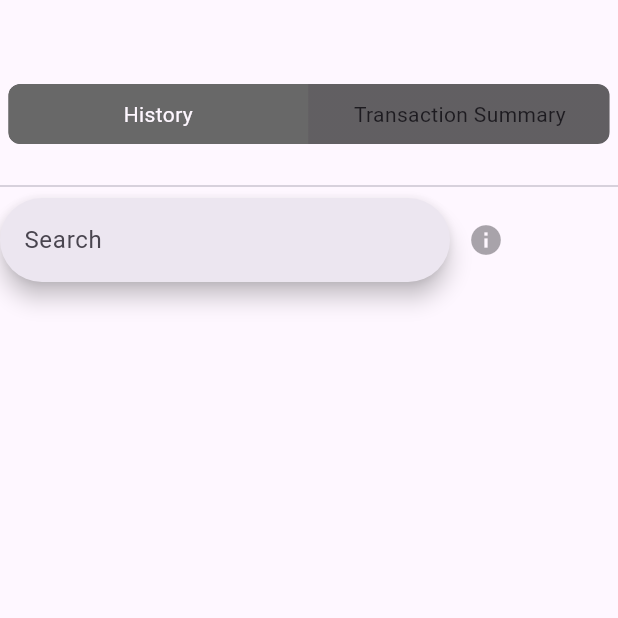
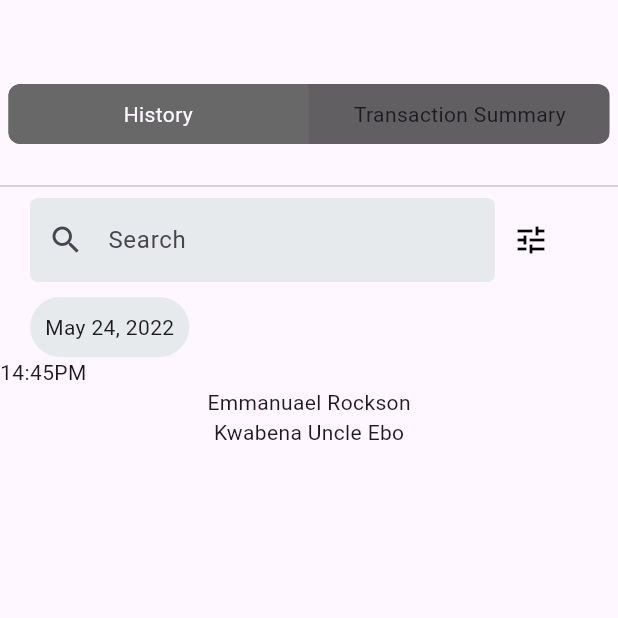
Before and after one commit to eawariyah/hubtelpaywall, a Flutter app: the screen it shows after launch, on a phone screen of 412 x 824 dp, the top half of it. Run offline on Flutter 3.47's test engine with Material 3 defaults, Android fonts, the phone set to English and light mode, and no system bars; drawn by our look-alikes of toggle_switch.

Commit message:
Card Building

```diff
--- a/lib/main.dart
+++ b/lib/main.dart
@@ -38,15 +38,52 @@ class MyApp extends StatelessWidget {
                 Row(
                   children: [
                     Container(
-                      width: 300,
-                      child: const SearchBar(
-                        hintText: 'Search',
+                      width: 330,
+                      child: Padding(
+                        padding: const EdgeInsets.only(left: 20),
+                        child: TextField(
+                          decoration: InputDecoration(
+                            filled: true,
+                            fillColor: const Color.fromARGB(255, 230, 234, 237),
+                            hintText: 'Search',
+                            prefixIcon: const Icon(Icons.search),
+                            border: OutlineInputBorder(
+                              borderSide: BorderSide.none,
+                              borderRadius: BorderRadius.circular(5),
+                            ),
+                          ),
+                        ),
                       ),
                     ),
                     const IconButton(
-                        onPressed: null, icon: const Icon(Icons.info))
+                        onPressed: null,
+                        icon: Icon(
+                          Icons.tune,
+                          color: Colors.black,
+                        ))
                   ],
-                )
+                ),
+                Row(
+                  children: [
+                    Padding(
+                      padding: const EdgeInsets.only(left: 20, top: 10),
+                      child: Container(
+                          padding: const EdgeInsets.only(
+                              top: 10, left: 10, right: 10, bottom: 10),
+                          decoration: BoxDecoration(
+                              color: const Color.fromARGB(255, 230, 234, 237),
+                              borderRadius: BorderRadius.circular(20)),
+                          child: const Text("May 24, 2022")),
+                    ),
+                  ],
+                ),
+                Row(
+                  children: [
+                    Text("14:45PM"),
+                  ],
+                ),
+                Text("Emmanuael Rockson"),
+                Text("Kwabena Uncle Ebo"),
               ],
             )));
   }
```
